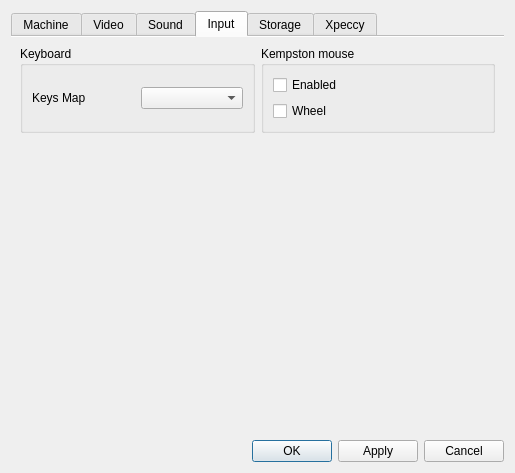
First picture: the form in ui/setupwin.ui, repository samstyle/Xpeccy, before the edit.
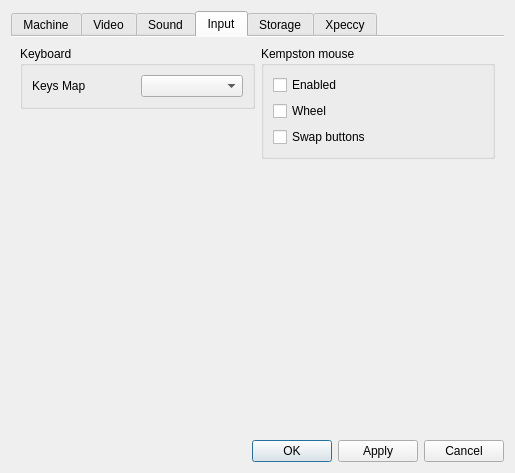
Second picture: the form after the edit. The open tabs and pages were chosen to show the change. Icons and pictures are not drawn.

Commit message: build 20141121 [+] swap mouse buttons option [+] Alt+K: show ZX keyboard [-] devTool removed

```diff
--- a/ui/setupwin.ui
+++ b/ui/setupwin.ui
@@ -1155,15 +1155,24 @@
         <attribute name="title">
          <string>Input</string>
         </attribute>
-        <layout class="QVBoxLayout" name="verticalLayout_5">
+        <layout class="QHBoxLayout" name="horizontalLayout_16">
          <item>
-          <layout class="QHBoxLayout" name="horizontalLayout_16">
+          <layout class="QVBoxLayout" name="verticalLayout_2">
            <item>
             <widget class="QGroupBox" name="groupBox_4">
              <property name="title">
               <string>Keyboard</string>
              </property>
-             <layout class="QGridLayout" name="gridLayout_21" columnstretch="0,0">
+             <property name="alignment">
+              <set>Qt::AlignLeading|Qt::AlignLeft|Qt::AlignTop</set>
+             </property>
+             <property name="flat">
+              <bool>false</bool>
+             </property>
+             <property name="checkable">
+              <bool>false</bool>
+             </property>
+             <layout class="QGridLayout" name="gridLayout_21" rowstretch="0,0" columnstretch="0,0">
               <item row="1" column="1">
                <widget class="QComboBox" name="keyMapBox"/>
               </item>
@@ -1178,6 +1187,23 @@
             </widget>
            </item>
            <item>
+            <spacer name="verticalSpacer_12">
+             <property name="orientation">
+              <enum>Qt::Vertical</enum>
+             </property>
+             <property name="sizeHint" stdset="0">
+              <size>
+               <width>20</width>
+               <height>94</height>
+              </size>
+             </property>
+            </spacer>
+           </item>
+          </layout>
+         </item>
+         <item>
+          <layout class="QVBoxLayout" name="verticalLayout_5">
+           <item>
             <widget class="QGroupBox" name="groupBox_5">
              <property name="title">
               <string>Kempston mouse</string>
@@ -1197,24 +1223,31 @@
                 </property>
                </widget>
               </item>
+              <item>
+               <widget class="QCheckBox" name="cbSwapButtons">
+                <property name="text">
+                 <string>Swap buttons</string>
+                </property>
+               </widget>
+              </item>
              </layout>
             </widget>
            </item>
+           <item>
+            <spacer name="verticalSpacer_13">
+             <property name="orientation">
+              <enum>Qt::Vertical</enum>
+             </property>
+             <property name="sizeHint" stdset="0">
+              <size>
+               <width>20</width>
+               <height>40</height>
+              </size>
+             </property>
+            </spacer>
+           </item>
           </layout>
          </item>
-         <item>
-          <spacer name="verticalSpacer_12">
-           <property name="orientation">
-            <enum>Qt::Vertical</enum>
-           </property>
-           <property name="sizeHint" stdset="0">
-            <size>
-             <width>20</width>
-             <height>94</height>
-            </size>
-           </property>
-          </spacer>
-         </item>
         </layout>
        </widget>
        <widget class="QWidget" name="tab_7">
```
Left out of the diff: 54 changed lines with no effect on the pictures. The commit also changes 27 other files.
